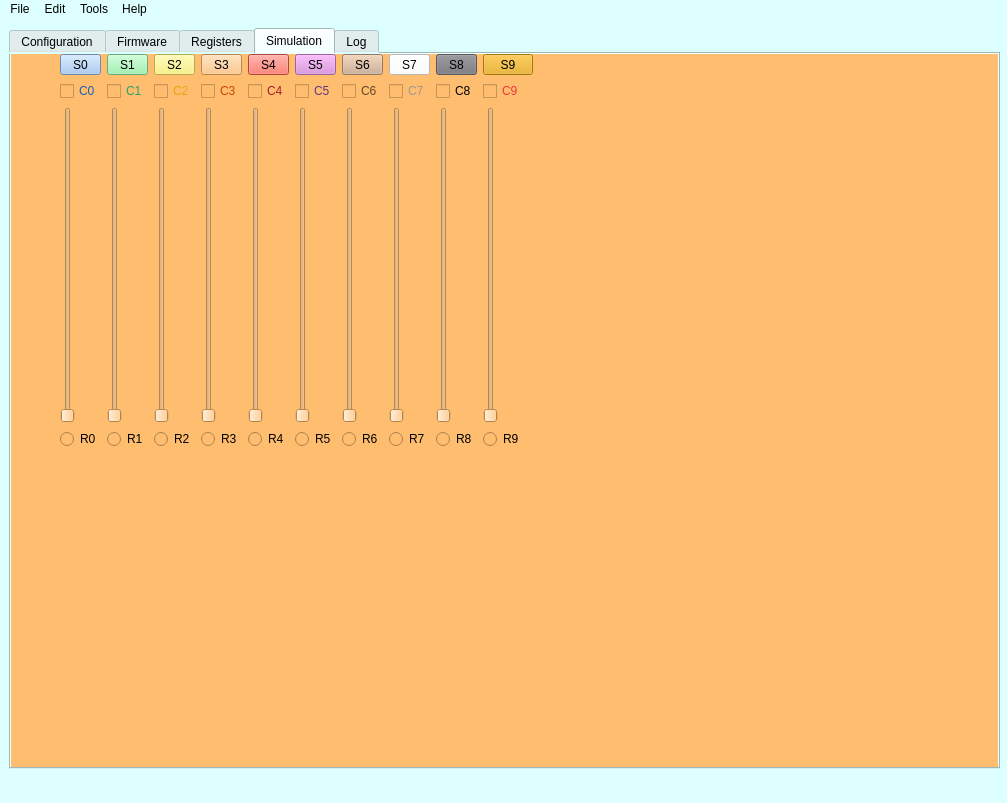
The window that src/mainwindow.ui (grodansparadis/vscp-simulator) describes before a commit, drawn with Qt 5.
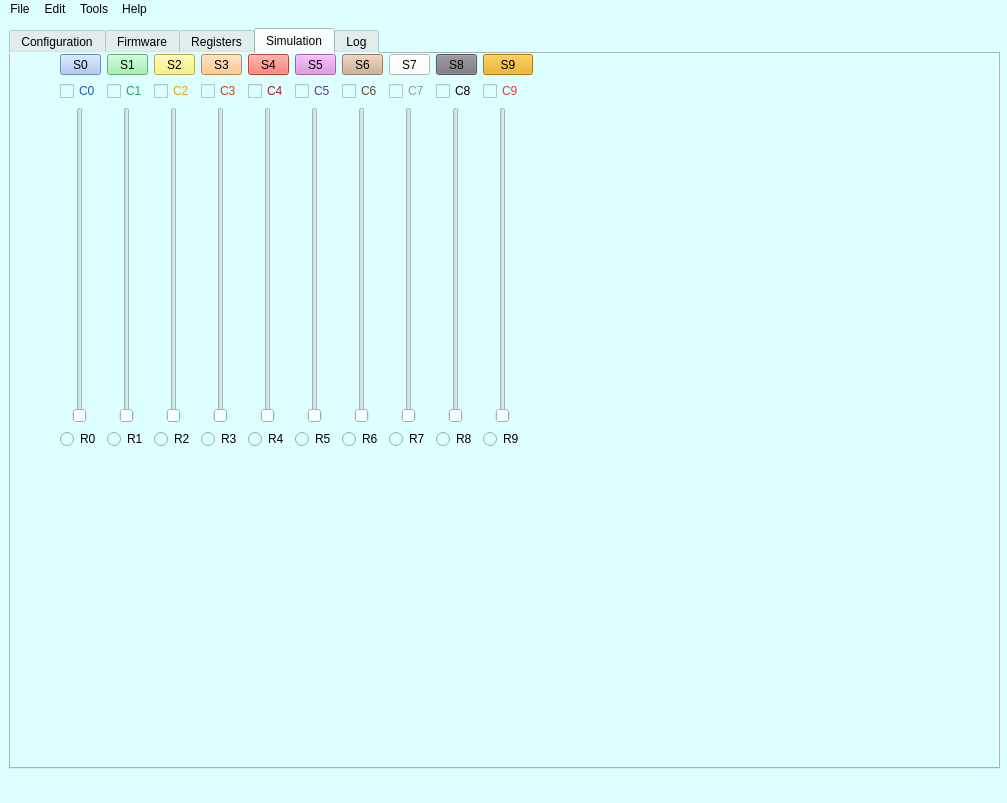
The same window after the commit.

The edit to the form file:
```diff
--- a/src/mainwindow.ui
+++ b/src/mainwindow.ui
@@ -408,9 +408,6 @@
         </widget>
        </widget>
        <widget class="QWidget" name="tab_sim">
-        <property name="styleSheet">
-         <string notr="true">background-color: rgb(255, 190, 111);</string>
-        </property>
         <attribute name="title">
          <string>Simulation</string>
         </attribute>
@@ -442,6 +439,12 @@
               <verstretch>0</verstretch>
              </sizepolicy>
             </property>
+            <property name="minimumSize">
+             <size>
+              <width>40</width>
+              <height>0</height>
+             </size>
+            </property>
             <property name="maximum">
              <number>255</number>
             </property>
@@ -458,6 +461,12 @@
               <verstretch>0</verstretch>
              </sizepolicy>
             </property>
+            <property name="minimumSize">
+             <size>
+              <width>40</width>
+              <height>0</height>
+             </size>
+            </property>
             <property name="maximum">
              <number>255</number>
             </property>
@@ -651,6 +660,12 @@
               <verstretch>0</verstretch>
              </sizepolicy>
             </property>
+            <property name="minimumSize">
+             <size>
+              <width>40</width>
+              <height>0</height>
+             </size>
+            </property>
             <property name="maximum">
              <number>255</number>
             </property>
@@ -683,6 +698,12 @@
               <verstretch>0</verstretch>
              </sizepolicy>
             </property>
+            <property name="minimumSize">
+             <size>
+              <width>40</width>
+              <height>0</height>
+             </size>
+            </property>
             <property name="maximum">
              <number>255</number>
             </property>
@@ -745,6 +766,12 @@
               <verstretch>0</verstretch>
              </sizepolicy>
             </property>
+            <property name="minimumSize">
+             <size>
+              <width>40</width>
+              <height>0</height>
+             </size>
+            </property>
             <property name="maximum">
              <number>255</number>
             </property>
@@ -805,9 +832,27 @@
               <verstretch>0</verstretch>
              </sizepolicy>
             </property>
+            <property name="minimumSize">
+             <size>
+              <width>40</width>
+              <height>0</height>
+             </size>
+            </property>
+            <property name="baseSize">
+             <size>
+              <width>0</width>
+              <height>0</height>
+             </size>
+            </property>
             <property name="maximum">
              <number>255</number>
             </property>
+            <property name="value">
+             <number>0</number>
+            </property>
+            <property name="sliderPosition">
+             <number>0</number>
+            </property>
             <property name="orientation">
              <enum>Qt::Vertical</enum>
             </property>
@@ -828,6 +873,12 @@
               <verstretch>0</verstretch>
              </sizepolicy>
             </property>
+            <property name="minimumSize">
+             <size>
+              <width>40</width>
+              <height>0</height>
+             </size>
+            </property>
             <property name="maximum">
              <number>255</number>
             </property>
@@ -918,6 +969,12 @@
               <verstretch>0</verstretch>
              </sizepolicy>
             </property>
+            <property name="minimumSize">
+             <size>
+              <width>40</width>
+              <height>0</height>
+             </size>
+            </property>
             <property name="maximum">
              <number>255</number>
             </property>
@@ -975,6 +1032,12 @@
               <verstretch>0</verstretch>
              </sizepolicy>
             </property>
+            <property name="minimumSize">
+             <size>
+              <width>40</width>
+              <height>0</height>
+             </size>
+            </property>
             <property name="maximum">
              <number>255</number>
             </property>
@@ -1042,6 +1105,12 @@
               <verstretch>0</verstretch>
              </sizepolicy>
             </property>
+            <property name="minimumSize">
+             <size>
+              <width>40</width>
+              <height>0</height>
+             </size>
+            </property>
             <property name="maximum">
              <number>255</number>
             </property>
```
